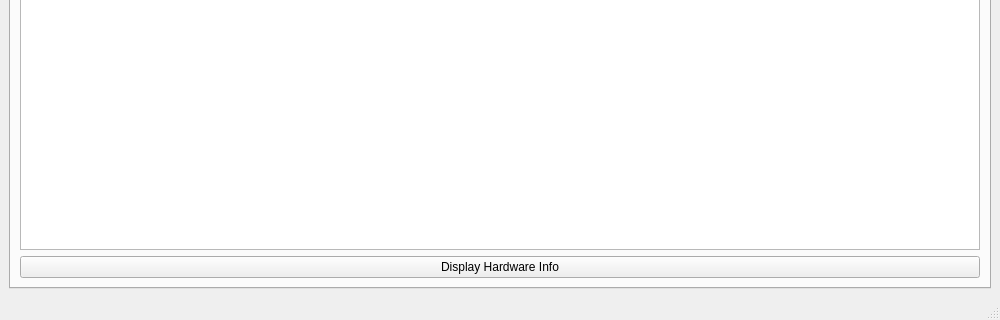
This is procmon_remote/MainWindow.ui in s1ng3/procmon_network_application as Qt 5 draws it before an edit; both pictures show x 0 to 1000 and y 154 to 474 of the 1000 by 474 pixel window. The edited form follows.
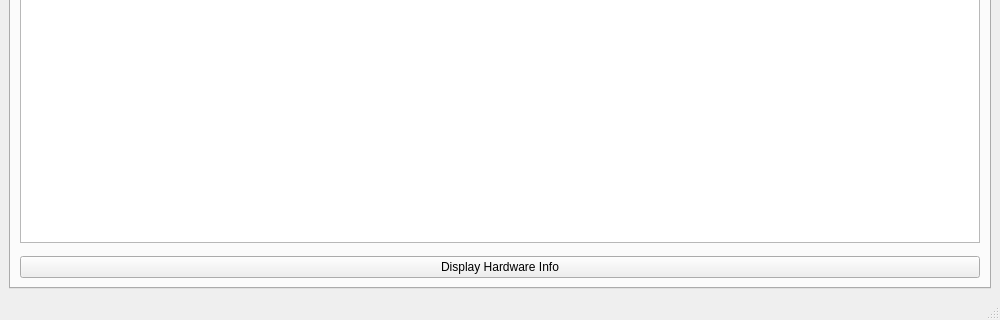
This is the edited form. The open tabs and pages were chosen to show the change.

The edit to the form file:
```diff
--- a/procmon_remote/MainWindow.ui
+++ b/procmon_remote/MainWindow.ui
@@ -205,7 +205,17 @@
          </widget>
         </item>
         <item>
-         <widget class="QPushButton" name="btnDisplayHardwareInfo">
+         <spacer name="verticalSpacerHardware">
+          <property name="orientation">
+           <enum>Qt::Orientation::Vertical</enum>
+          </property>
+          <property name="sizeType">
+           <enum>QSizePolicy::Expanding</enum>
+          </property>
+         </spacer>
+        </item>
+        <item>
+         <widget class="QPushButton" name="btnToggleHardwareInfo">
           <property name="text">
            <string>Display Hardware Info</string>
           </property>
```
